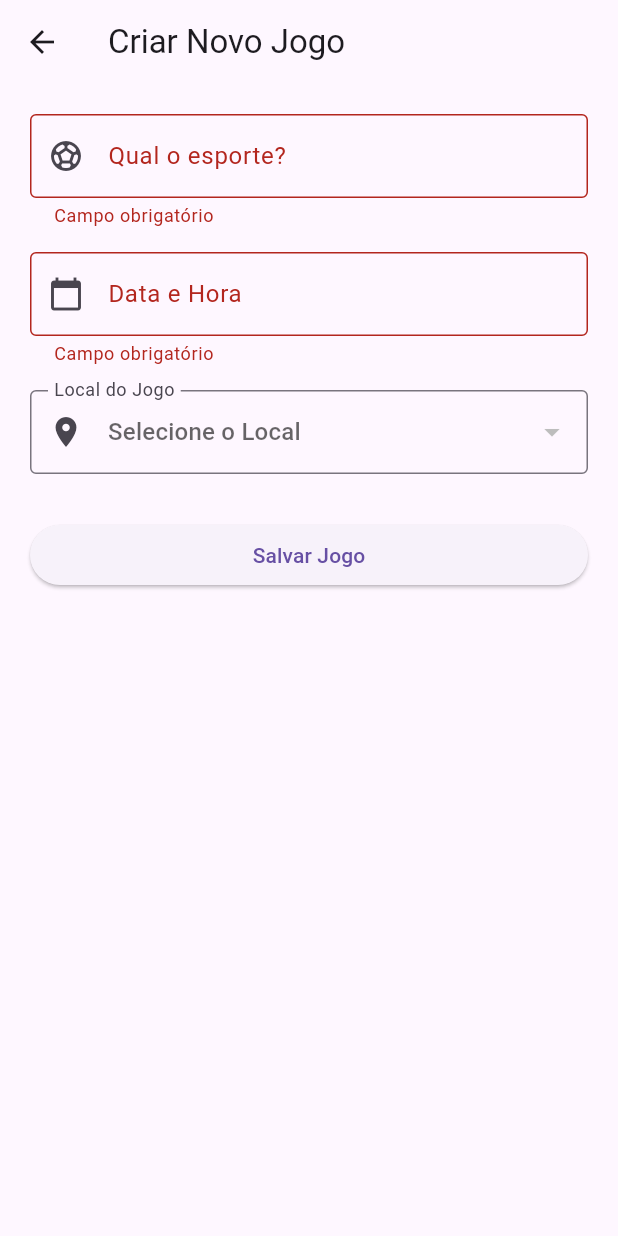
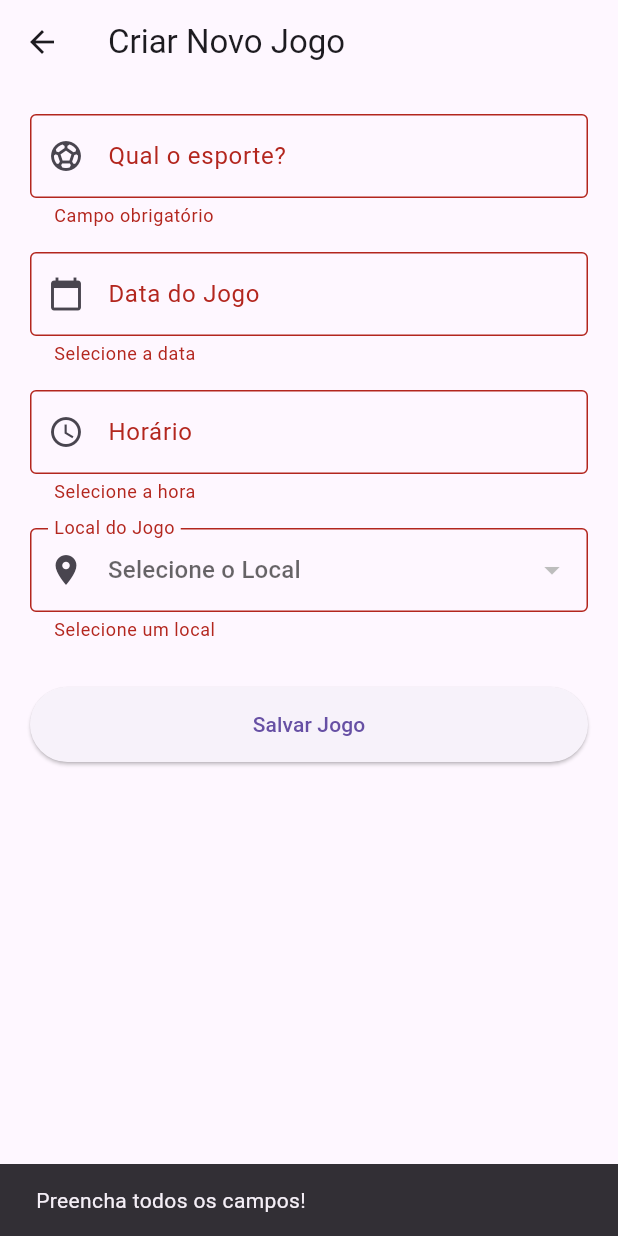
Before and after one commit to AnaCM366/app_mobile_organizacao_de_jogos_esportivos, a Flutter app: the CreateGameScreen screen opened directly, after a tap on "Salvar Jogo", on a phone screen of 412 x 824 dp. Run offline on Flutter 3.47's test engine with Material 3 defaults, Android fonts, the light colour scheme and no system bars; our stand-ins replace supabase_flutter; accounts and stored records are empty.

Commit message:
Novas alterações referente ao cadastro de Jogos

```diff
--- a/lib/screens/cadastroJogos_form_page.dart
+++ b/lib/screens/cadastroJogos_form_page.dart
@@ -1,8 +1,10 @@
 import 'package:flutter/material.dart';
+import 'package:intl/intl.dart'; // Correção do erro de formatação
 import '../services/supabase_service.dart';
 
 class CreateGameScreen extends StatefulWidget {
   const CreateGameScreen({super.key});
+
   @override
   State<CreateGameScreen> createState() => _CreateGameScreenState();
 }
@@ -11,9 +13,15 @@ class _CreateGameScreenState extends State<CreateGameScreen> {
   final _formKey = GlobalKey<FormState>();
   final esporteController = TextEditingController();
   final dataController = TextEditingController();
+  final horaController = TextEditingController();
+
+  DateTime? dataSelecionada;
+  TimeOfDay? horaSelecionada;
+
   final service = SupabaseService();
   String? localSelecionado;
-  List estabelecimentos = [];
+  List<dynamic> estabelecimentos =
+      []; // Tipagem dinâmica para evitar erro de cast
   bool isLoading = false;
 
   @override
@@ -22,7 +30,7 @@ class _CreateGameScreenState extends State<CreateGameScreen> {
     _loadLocais();
   }
 
-  _loadLocais() async {
+  Future<void> _loadLocais() async {
     try {
       final dados = await service.getEstablishments();
       setState(() => estabelecimentos = dados);
@@ -31,20 +39,73 @@ class _CreateGameScreenState extends State<CreateGameScreen> {
     }
   }
 
+  Future<void> _selecionarData() async {
+    final DateTime? picked = await showDatePicker(
+      context: context,
+      initialDate: DateTime.now(),
+      firstDate: DateTime.now(),
+      lastDate: DateTime(2030),
+    );
+    if (picked != null) {
+      setState(() {
+        dataSelecionada = picked;
+        dataController.text = DateFormat('dd/MM/yyyy').format(picked);
+      });
+    }
+  }
+
+  Future<void> _selecionarHora() async {
+    final TimeOfDay? picked = await showTimePicker(
+      context: context,
+      initialTime: TimeOfDay.now(),
+    );
+    if (picked != null) {
+      setState(() {
+        horaSelecionada = picked;
+        if (mounted) {
+          horaController.text = picked.format(context);
+        }
+      });
+    }
+  }
+
   void salvar() async {
-    if (!_formKey.currentState!.validate() || localSelecionado == null) return;
+    if (!_formKey.currentState!.validate() ||
+        localSelecionado == null ||
+        dataSelecionada == null ||
+        horaSelecionada == null) {
+      ScaffoldMessenger.of(context).showSnackBar(
+        const SnackBar(content: Text("Preencha todos os campos!")),
+      );
+      return;
+    }
+
     setState(() => isLoading = true);
+
     try {
+      // Cria o objeto DateTime combinando os seletores
+      final dataFinal = DateTime(
+        dataSelecionada!.year,
+        dataSelecionada!.month,
+        dataSelecionada!.day,
+        horaSelecionada!.hour,
+        horaSelecionada!.minute,
+      );
+
+      // Certifique-se que o método createGame no seu service aceita String ou DateTime
       await service.createGame(
         esporte: esporteController.text,
-        dataHora: dataController.text,
+        dataHora: dataFinal.toIso8601String(),
         estabelecimentoId: localSelecionado!,
       );
+
       if (mounted) Navigator.pop(context);
     } catch (e) {
-      ScaffoldMessenger.of(
-        context,
-      ).showSnackBar(SnackBar(content: Text("Erro: $e")));
+      if (mounted) {
+        ScaffoldMessenger.of(
+          context,
+        ).showSnackBar(SnackBar(content: Text("Erro ao salvar: $e")));
+      }
     } finally {
       if (mounted) setState(() => isLoading = false);
     }
@@ -53,14 +114,15 @@ class _CreateGameScreenState extends State<CreateGameScreen> {
   @override
   Widget build(BuildContext context) {
     return Scaffold(
-      appBar: AppBar(title: const Text("Criar Novo Jogo")),
+      appBar: AppBar(
+        title: const Text("Criar Novo Jogo"),
+      ), // Corrigido de app_bar para appBar
       body: SingleChildScrollView(
         padding: const EdgeInsets.all(20),
         child: Form(
           key: _formKey,
           child: Column(
             children: [
-              // Estilo conforme imagem 539906.png
               TextFormField(
                 controller: esporteController,
                 decoration: const InputDecoration(
@@ -68,17 +130,34 @@ class _CreateGameScreenState extends State<CreateGameScreen> {
                   border: OutlineInputBorder(),
                   prefixIcon: Icon(Icons.sports_soccer),
                 ),
-                validator: (v) => v!.isEmpty ? "Campo obrigatório" : null,
+                validator: (v) =>
+                    (v == null || v.isEmpty) ? "Campo obrigatório" : null,
               ),
               const SizedBox(height: 16),
               TextFormField(
                 controller: dataController,
+                readOnly: true,
+                onTap: _selecionarData,
                 decoration: const InputDecoration(
-                  labelText: "Data e Hora",
+                  labelText: "Data do Jogo",
                   border: OutlineInputBorder(),
                   prefixIcon: Icon(Icons.calendar_today),
                 ),
-                validator: (v) => v!.isEmpty ? "Campo obrigatório" : null,
+                validator: (v) =>
+                    (v == null || v.isEmpty) ? "Selecione a data" : null,
+              ),
+              const SizedBox(height: 16),
+              TextFormField(
+                controller: horaController,
+                readOnly: true,
+                onTap: _selecionarHora,
+                decoration: const InputDecoration(
+                  labelText: "Horário",
+                  border: OutlineInputBorder(),
+                  prefixIcon: Icon(Icons.access_time),
+                ),
+                validator: (v) =>
+                    (v == null || v.isEmpty) ? "Selecione a hora" : null,
               ),
               const SizedBox(height: 16),
               DropdownButtonFormField<String>(
@@ -90,21 +169,21 @@ class _CreateGameScreenState extends State<CreateGameScreen> {
                   border: OutlineInputBorder(),
                   prefixIcon: Icon(Icons.location_on),
                 ),
-                items: estabelecimentos
-                    .map(
-                      (e) => DropdownMenuItem(
-                        value: e['id'].toString(),
-                        child: Text(e['nome']),
-                      ),
-                    )
-                    .toList(),
+                items: estabelecimentos.map((e) {
+                  return DropdownMenuItem<String>(
+                    value: e['id'].toString(),
+                    child: Text(e['nome'] ?? 'Local sem nome'),
+                  );
+                }).toList(),
                 onChanged: (v) => setState(() => localSelecionado = v),
+                validator: (v) => v == null ? "Selecione um local" : null,
               ),
               const SizedBox(height: 30),
               isLoading
                   ? const CircularProgressIndicator()
                   : SizedBox(
                       width: double.infinity,
+                      height: 50,
                       child: ElevatedButton(
                         onPressed: salvar,
                         child: const Text("Salvar Jogo"),
--- a/lib/screens/login.dart
+++ b/lib/screens/login.dart
@@ -1,8 +1,7 @@
-import 'package:app_mobile_organizacao_de_jogos_esportivos/screens/registroScreen.dart';
+import 'package:app_mobile_organizacao_de_jogos_esportivos/screens/registro.dart';
 import 'package:flutter/material.dart';
 import '../services/supabase_service.dart';
 import 'home_page.dart';
-import 'registro.dart' hide SupabaseService;
 
 class LoginScreen extends StatelessWidget {
   const LoginScreen({super.key});
@@ -72,7 +71,7 @@ class LoginScreen extends StatelessWidget {
             TextButton(
               onPressed: () => Navigator.push(
                 context,
-                MaterialPageRoute(builder: (_) => const RegistroScreen()),
+                MaterialPageRoute(builder: (_) => const RegisterScreen()),
               ),
               child: const Text("Cadastre-se"),
             ),
--- a/pubspec.yaml
+++ b/pubspec.yaml
@@ -36,6 +36,7 @@ dependencies:
   # The following adds the Cupertino Icons font to your application.
   # Use with the CupertinoIcons class for iOS style icons.
   cupertino_icons: ^1.0.8
+  intl: ^0.20.2
 
 dev_dependencies:
   flutter_test:
```
Also changed, not shown: lib/screens/registroScreen.dart (deleted, +0 -15 lines), lib/services/supabase_service.dart (+18 -9 lines), pubspec.lock.
